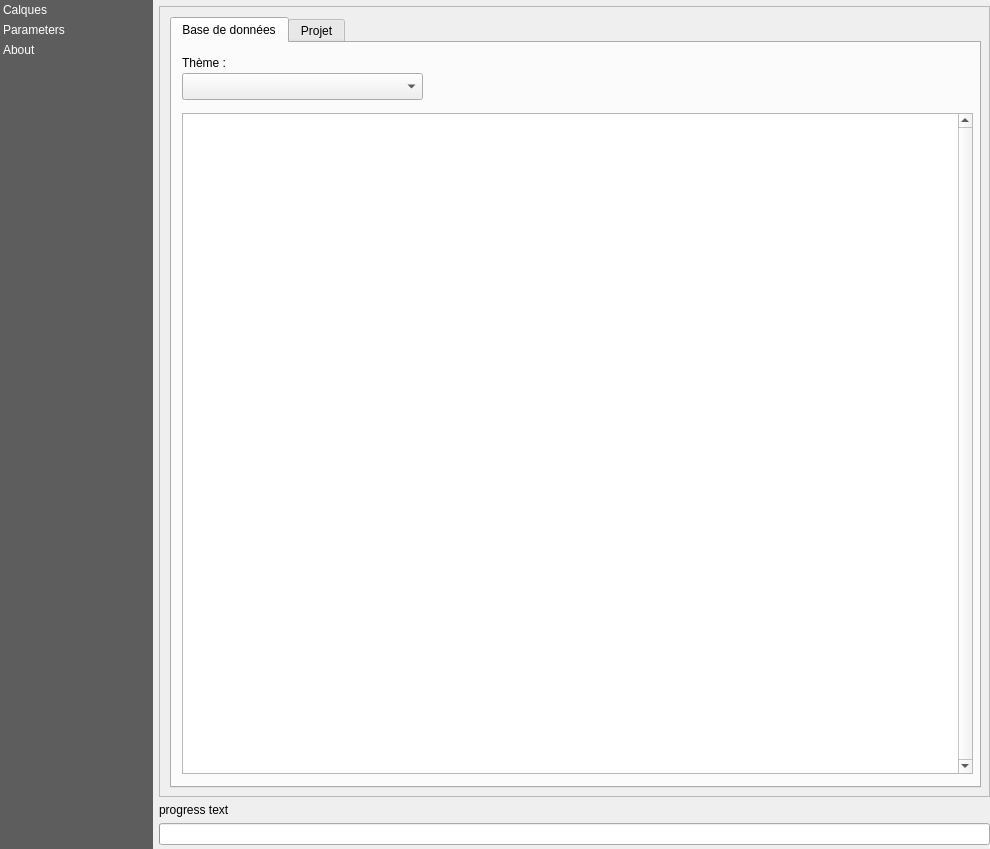
This is tellae/dialogs/main_window.ui in tellae/qgis-tellae-plugin as Qt 5 draws it before an edit. The edited form follows.
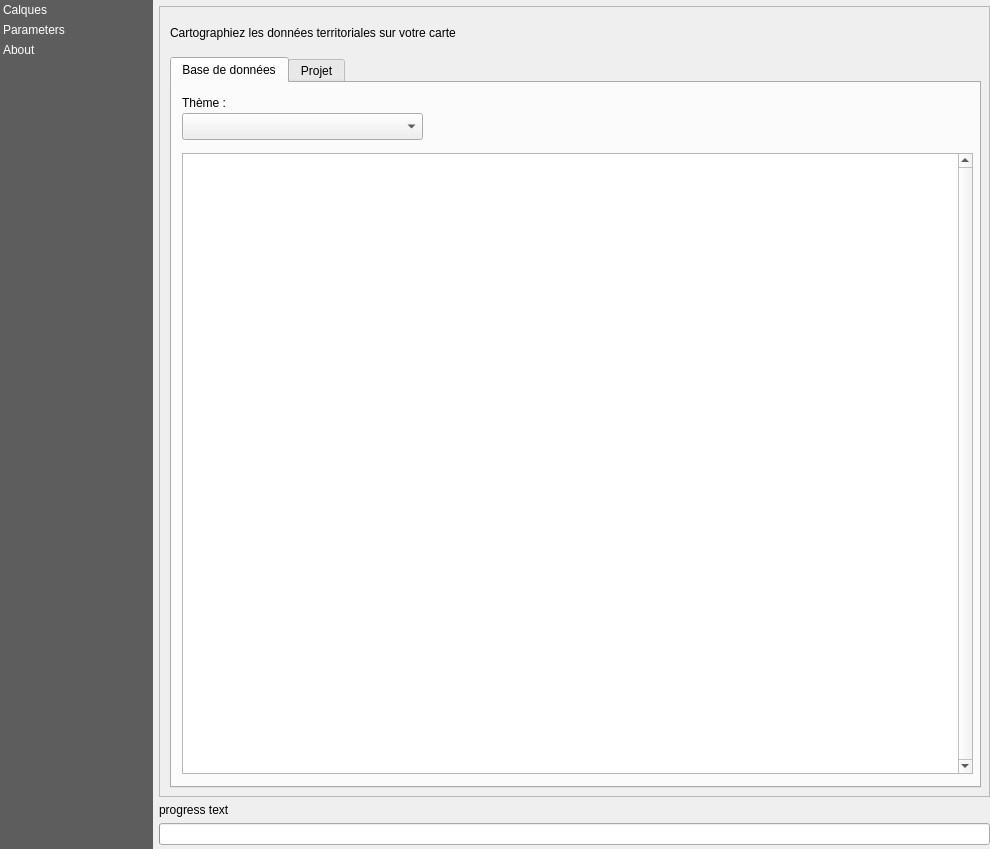
This is the edited form. Custom widgets are drawn as their Qt base class.

Commit message: add leading paragraph

```diff
--- a/tellae/dialogs/main_window.ui
+++ b/tellae/dialogs/main_window.ui
@@ -184,9 +184,9 @@
              <property name="geometry">
               <rect>
                <x>10</x>
-               <y>10</y>
+               <y>50</y>
                <width>811</width>
-               <height>771</height>
+               <height>731</height>
               </rect>
              </property>
              <layout class="QVBoxLayout" name="verticalLayout">
@@ -240,7 +240,7 @@
                     <x>10</x>
                     <y>70</y>
                     <width>791</width>
-                    <height>661</height>
+                    <height>621</height>
                    </rect>
                   </property>
                   <property name="toolTip">
@@ -304,6 +304,19 @@
               </item>
              </layout>
             </widget>
+            <widget class="QLabel" name="label_2">
+             <property name="geometry">
+              <rect>
+               <x>10</x>
+               <y>10</y>
+               <width>811</width>
+               <height>31</height>
+              </rect>
+             </property>
+             <property name="text">
+              <string>Cartographiez les données territoriales sur votre carte </string>
+             </property>
+            </widget>
            </widget>
            <widget class="QWidget" name="parameters">
             <widget class="QPushButton" name="authButton">
```
